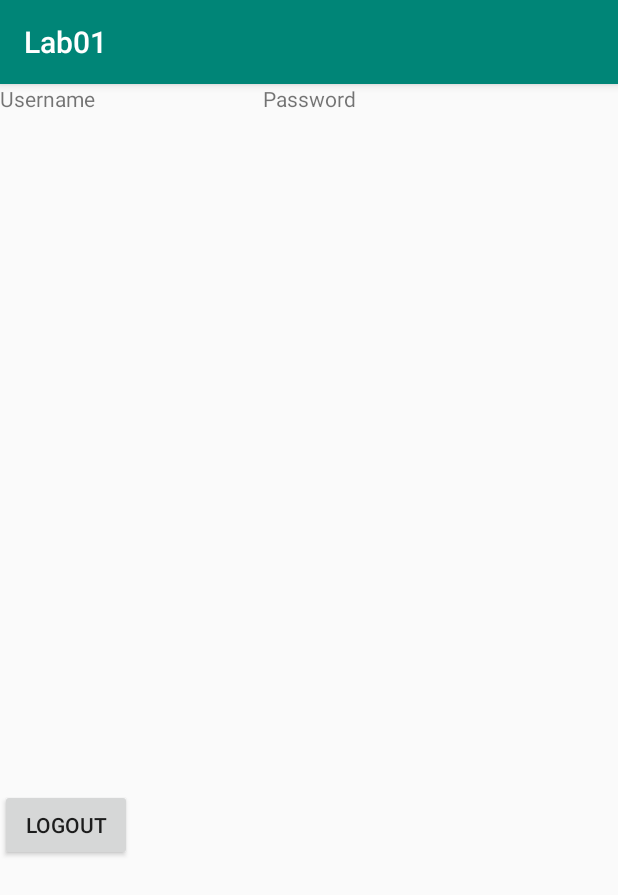
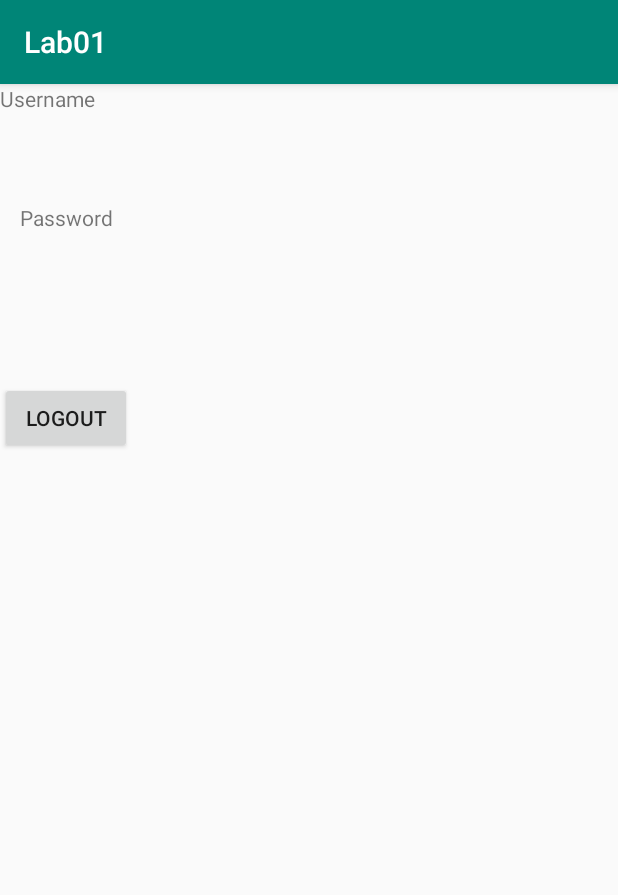
Before and after one commit to ICC-4102-APLICACIONESMOVILES/lab1-ahowardm, an Android app: the MainActivity screen opened directly, with no data from a screen before it, on a phone screen of 412 x 824 dp. Shown: the top 895 px of the screen. Run offline under Robolectric (Android 15) with nearby library versions, the phone set to English and light mode, and no system bars.

Commit message:
finished lab

```diff
--- a/app/src/main/java/com/example/lab01/Login.kt
+++ b/app/src/main/java/com/example/lab01/Login.kt
@@ -48,6 +48,9 @@ class Login : AppCompatActivity() {
         loginButton = findViewById(R.id.loginButton)
     }
 
+    /**
+     * Este metodo fue buscado en internet para validar direcciones de email.
+     */
     fun isEmailValid(email: String): Boolean {
         return android.util.Patterns.EMAIL_ADDRESS.matcher(email).matches()
     }
--- a/app/src/main/java/com/example/lab01/MainActivity.kt
+++ b/app/src/main/java/com/example/lab01/MainActivity.kt
@@ -44,9 +44,8 @@ class MainActivity : AppCompatActivity() {
         super.onActivityResult(requestCode, resultCode, data)
         if (requestCode == LOGIN_REQUEST){
             if (resultCode == RESULT_OK){
-                Toast.makeText(this, "Login successful", Toast.LENGTH_SHORT)
-                var username = data?.getStringExtra(Login.username).toString()
-                usernameTextView.text = username
+                // Toast.makeText(this, "Login successful", Toast.LENGTH_SHORT)
+                usernameTextView.text = data?.getStringExtra(Login.username).toString()
                 passwordTextView.text = data?.getStringExtra(Login.password).toString()
             }
         }
--- a/app/src/main/res/layout/activity_main.xml
+++ b/app/src/main/res/layout/activity_main.xml
@@ -10,27 +10,25 @@
     <TextView
             android:id="@+id/usernameTextView"
             android:layout_width="wrap_content"
-            android:layout_height="wrap_content"
-            android:text="@string/empty_username"
-            tools:layout_editor_absoluteY="340dp" tools:layout_editor_absoluteX="152dp"/>
+            android:layout_height="0dp"
+            android:text="@string/empty_username" tools:layout_editor_absoluteY="201dp"
+            tools:layout_editor_absoluteX="160dp"/>
 
     <TextView
             android:id="@+id/passwordTextView"
             android:layout_width="wrap_content"
             android:layout_height="wrap_content"
             android:text="@string/empty_password"
-            app:layout_constraintBottom_toBottomOf="@id/usernameTextView"
-            app:layout_constraintLeft_toLeftOf="parent"
-            app:layout_constraintRight_toRightOf="parent"
-            app:layout_constraintTop_toTopOf="parent"/>
+            app:layout_constraintStart_toStartOf="@+id/logoutButton"
+            app:layout_constraintEnd_toEndOf="@+id/logoutButton" android:layout_marginTop="60dp"
+            app:layout_constraintTop_toBottomOf="@+id/usernameTextView"/>
 
     <Button
             android:id="@+id/logoutButton"
             android:layout_width="wrap_content"
-            android:layout_height="wrap_content"
+            android:layout_height="0dp"
             android:text="@string/logout_button"
-            tools:layout_editor_absoluteX="136dp" android:layout_marginBottom="48dp"
-            app:layout_constraintBottom_toBottomOf="parent" android:layout_marginTop="8dp"
-            app:layout_constraintTop_toBottomOf="@+id/usernameTextView" app:layout_constraintVertical_bias="0.687"/>
+            tools:layout_editor_absoluteX="148dp" android:layout_marginTop="100dp"
+            app:layout_constraintTop_toBottomOf="@+id/passwordTextView"/>
 
 </android.support.constraint.ConstraintLayout>
```
